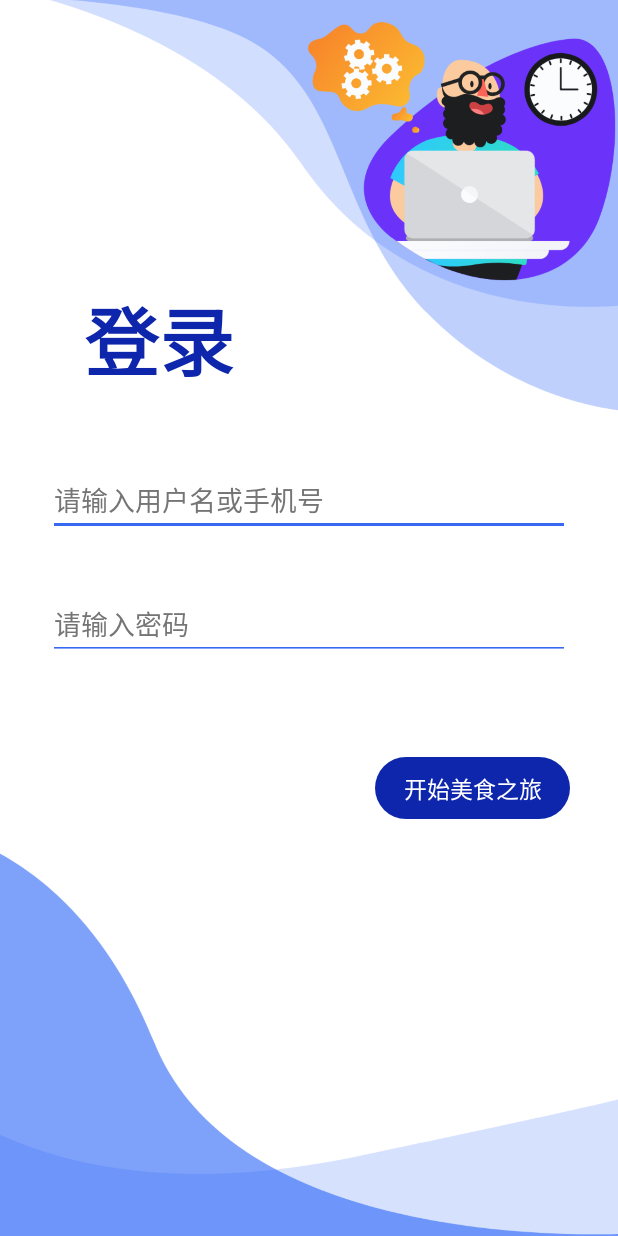
After one commit to tankofpacer/Order, an Android app: the layout login_activity.xml on its own in the app's theme, with its tools: preview values and no code run, on a phone screen of 412 x 824 dp. The commit adds this screen. Run offline under Robolectric (Android 15) with nearby library versions, the phone set to English and light mode, and no system bars.

Commit message:
添加PasswordEditText
此部分参照自开源项目https://github.com/getActivity/AndroidProject

```diff
--- /dev/null
+++ b/app/src/main/java/com/example/Android_bigWork/Utils/PasswordEditText.java
@@ -0,0 +1,182 @@
+package com.example.Android_bigWork.Utils;
+
+import android.content.Context;
+import android.graphics.drawable.Drawable;
+import android.text.Editable;
+import android.text.InputType;
+import android.text.TextWatcher;
+import android.text.method.HideReturnsTransformationMethod;
+import android.text.method.PasswordTransformationMethod;
+import android.util.AttributeSet;
+import android.view.MotionEvent;
+import android.view.View;
+
+import androidx.annotation.Nullable;
+import androidx.core.content.ContextCompat;
+import androidx.core.graphics.drawable.DrawableCompat;
+
+import com.example.Android_bigWork.R;
+
+/**
+ *    author : Android 轮子哥
+ *    github : https://github.com/getActivity/AndroidProject
+ *    time   : 2019/08/25
+ *    desc   : 密码隐藏显示 EditText
+ */
+public final class PasswordEditText extends RegexEditText
+        implements View.OnTouchListener,
+        View.OnFocusChangeListener, TextWatcher {
+
+    private Drawable mCurrentDrawable;
+    private final Drawable mVisibleDrawable;
+    private final Drawable mInvisibleDrawable;
+
+    @Nullable
+    private OnTouchListener mTouchListener;
+    @Nullable
+    private OnFocusChangeListener mFocusChangeListener;
+
+    public PasswordEditText(Context context) {
+        this(context, null);
+    }
+
+    public PasswordEditText(Context context, AttributeSet attrs) {
+        this(context, attrs, android.R.attr.editTextStyle);
+    }
+
+    @SuppressWarnings("all")
+    public PasswordEditText(Context context, AttributeSet attrs, int defStyleAttr) {
+        super(context, attrs, defStyleAttr);
+
+        mVisibleDrawable = DrawableCompat.wrap(ContextCompat.getDrawable(context, R.drawable.password_off_ic));
+        mVisibleDrawable.setBounds(0, 0, mVisibleDrawable.getIntrinsicWidth(), mVisibleDrawable.getIntrinsicHeight());
+
+        mInvisibleDrawable = DrawableCompat.wrap(ContextCompat.getDrawable(context, R.drawable.password_on_ic));
+        mInvisibleDrawable.setBounds(0, 0, mInvisibleDrawable.getIntrinsicWidth(), mInvisibleDrawable.getIntrinsicHeight());
+
+        mCurrentDrawable = mVisibleDrawable;
+
+        // 密码不可见
+        addInputType(InputType.TYPE_TEXT_VARIATION_PASSWORD);
+        if (getInputRegex() == null) {
+            // 密码输入规则
+            setInputRegex(REGEX_NONNULL);
+        }
+
+        setDrawableVisible(false);
+        super.setOnTouchListener(this);
+        super.setOnFocusChangeListener(this);
+        super.addTextChangedListener(this);
+    }
+
+    private void setDrawableVisible(boolean visible) {
+        if (mCurrentDrawable.isVisible() == visible) {
+            return;
+        }
+
+        mCurrentDrawable.setVisible(visible, false);
+        Drawable[] drawables = getCompoundDrawablesRelative();
+        setCompoundDrawablesRelative(
+                drawables[0],
+                drawables[1],
+                visible ? mCurrentDrawable : null,
+                drawables[3]);
+    }
+
+    private void refreshDrawableStatus() {
+        Drawable[] drawables = getCompoundDrawablesRelative();
+        setCompoundDrawablesRelative(
+                drawables[0],
+                drawables[1],
+                mCurrentDrawable,
+                drawables[3]);
+    }
+
+    @Override
+    public void setOnFocusChangeListener(@Nullable OnFocusChangeListener onFocusChangeListener) {
+        mFocusChangeListener = onFocusChangeListener;
+    }
+
+    @Override
+    public void setOnTouchListener(@Nullable OnTouchListener onTouchListener) {
+        mTouchListener = onTouchListener;
+    }
+
+    /**
+     * {@link OnFocusChangeListener}
+     */
+
+    @Override
+    public void onFocusChange(View view, boolean hasFocus) {
+        if (hasFocus && getText() != null) {
+            setDrawableVisible(getText().length() > 0);
+        } else {
+            setDrawableVisible(false);
+        }
+        if (mFocusChangeListener != null) {
+            mFocusChangeListener.onFocusChange(view, hasFocus);
+        }
+    }
+
+    /**
+     * {@link OnTouchListener}
+     */
+
+    @Override
+    public boolean onTouch(View view, MotionEvent event) {
+        int x = (int) event.getX();
+
+        // 是否触摸了 Drawable
+        boolean touchDrawable = false;
+        // 获取布局方向
+        int layoutDirection = getLayoutDirection();
+        if (layoutDirection == LAYOUT_DIRECTION_LTR) {
+            // 从左往右
+            touchDrawable = x > getWidth() - mCurrentDrawable.getIntrinsicWidth() - getPaddingEnd() &&
+                    x < getWidth() - getPaddingEnd();
+        } else if (layoutDirection == LAYOUT_DIRECTION_RTL) {
+            // 从右往左
+            touchDrawable = x > getPaddingStart() &&
+                    x < getPaddingStart() + mCurrentDrawable.getIntrinsicWidth();
+        }
+
+        if (mCurrentDrawable.isVisible() && touchDrawable) {
+            if (event.getAction() == MotionEvent.ACTION_UP) {
+                if (mCurrentDrawable == mVisibleDrawable) {
+                    mCurrentDrawable = mInvisibleDrawable;
+                    // 密码可见
+                    setTransformationMethod(HideReturnsTransformationMethod.getInstance());
+                    refreshDrawableStatus();
+                } else if (mCurrentDrawable == mInvisibleDrawable) {
+                    mCurrentDrawable = mVisibleDrawable;
+                    // 密码不可见
+                    setTransformationMethod(PasswordTransformationMethod.getInstance());
+                    refreshDrawableStatus();
+                }
+                Editable editable = getText();
+                if (editable != null) {
+                    setSelection(editable.toString().length());
+                }
+            }
+            return true;
+        }
+        return mTouchListener != null && mTouchListener.onTouch(view, event);
+    }
+
+    /**
+     * {@link TextWatcher}
+     */
+
+    @Override
+    public void onTextChanged(CharSequence s, int start, int before, int count) {
+        if (isFocused()) {
+            setDrawableVisible(s.length() > 0);
+        }
+    }
+
+    @Override
+    public void beforeTextChanged(CharSequence s, int start, int count, int after) {}
+
+    @Override
+    public void afterTextChanged(Editable s) {}
+}
--- /dev/null
+++ b/app/src/main/java/com/example/Android_bigWork/Utils/RegexEditText.java
@@ -0,0 +1,203 @@
+package com.example.Android_bigWork.Utils;
+
+import android.content.Context;
+import android.content.res.TypedArray;
+import android.text.InputFilter;
+import android.text.Spanned;
+import android.text.TextUtils;
+import android.util.AttributeSet;
+
+import androidx.appcompat.widget.AppCompatEditText;
+
+import com.example.Android_bigWork.R;
+
+import java.util.regex.Pattern;
+
+/**
+ *    author : Android 轮子哥
+ *    github : https://github.com/getActivity/AndroidProject
+ *    time   : 2019/06/29
+ *    desc   : 正则输入限制编辑框
+ */
+public class RegexEditText extends AppCompatEditText implements InputFilter {
+
+    /** 手机号（只能以 1 开头） */
+    public static final String REGEX_MOBILE = "[1]\\d{0,10}";
+    /** 中文（普通的中文字符） */
+    public static final String REGEX_CHINESE = "[\\u4e00-\\u9fa5]*";
+    /** 英文（大写和小写的英文） */
+    public static final String REGEX_ENGLISH = "[a-zA-Z]*";
+    /** 数字（只允许输入纯数字）*/
+    public static final String REGEX_NUMBER = "\\d*";
+    /** 计数（非 0 开头的数字） */
+    public static final String REGEX_COUNT = "[1-9]\\d*";
+    /** 用户名（中文、英文、数字） */
+    public static final String REGEX_NAME = "[[\\u4e00-\\u9fa5]|[a-zA-Z]|\\d]*";
+    /** 非空格的字符（不能输入空格） */
+    public static final String REGEX_NONNULL = "\\S+";
+
+    /** 正则表达式规则 */
+    private Pattern mPattern;
+
+    public RegexEditText(Context context) {
+        this(context, null);
+    }
+
+    public RegexEditText(Context context, AttributeSet attrs) {
+        this(context, attrs, android.R.attr.editTextStyle);
+    }
+
+    public RegexEditText(Context context, AttributeSet attrs, int defStyleAttr) {
+        super(context, attrs, defStyleAttr);
+
+        final TypedArray array = context.obtainStyledAttributes(attrs, R.styleable.RegexEditText);
+
+        if (array.hasValue(R.styleable.RegexEditText_inputRegex)) {
+            setInputRegex(array.getString(R.styleable.RegexEditText_inputRegex));
+        } else if (array.hasValue(R.styleable.RegexEditText_regexType)) {
+            int regexType = array.getInt(R.styleable.RegexEditText_regexType, 0);
+            switch (regexType) {
+                case 0x01:
+                    setInputRegex(REGEX_MOBILE);
+                    break;
+                case 0x02:
+                    setInputRegex(REGEX_CHINESE);
+                    break;
+                case 0x03:
+                    setInputRegex(REGEX_ENGLISH);
+                    break;
+                case 0x04:
+                    setInputRegex(REGEX_NUMBER);
+                    break;
+                case 0x05:
+                    setInputRegex(REGEX_COUNT);
+                    break;
+                case 0x06:
+                    setInputRegex(REGEX_NAME);
+                    break;
+                case 0x07:
+                    setInputRegex(REGEX_NONNULL);
+                    break;
+                default:
+                    break;
+            }
+        }
+
+        array.recycle();
+    }
+
+    /**
+     * 是否有这个输入标记
+     */
+    public boolean hasInputType(int type) {
+        return (getInputType() & type) != 0;
+    }
+
+    /**
+     * 添加一个输入标记
+     */
+    public void addInputType(int type) {
+        setInputType(getInputType() | type);
+    }
+
+    /**
+     * 移除一个输入标记
+     */
+    public void removeInputType(int type) {
+        setInputType(getInputType() & ~type);
+    }
+
+    /**
+     * 设置输入正则
+     */
+    public void setInputRegex(String regex) {
+        if (TextUtils.isEmpty(regex)) {
+            return;
+        }
+
+        mPattern = Pattern.compile(regex);
+        addFilters(this);
+    }
+
+    /**
+     * 获取输入正则
+     */
+    public String getInputRegex() {
+        if (mPattern == null) {
+            return null;
+        }
+        return mPattern.pattern();
+    }
+
+    /**
+     * 添加筛选规则
+     */
+    public void addFilters(InputFilter filter) {
+        if (filter == null) {
+            return;
+        }
+
+        final InputFilter[] newFilters;
+        final InputFilter[] oldFilters = getFilters();
+        if (oldFilters != null && oldFilters.length > 0) {
+            newFilters = new InputFilter[oldFilters.length + 1];
+            // 复制旧数组的元素到新数组中
+            System.arraycopy(oldFilters, 0, newFilters, 0, oldFilters.length);
+            newFilters[oldFilters.length] = filter;
+        } else {
+            newFilters = new InputFilter[1];
+            newFilters[0] = filter;
+        }
+        super.setFilters(newFilters);
+    }
+
+    /**
+     * 清空筛选规则
+     */
+    public void clearFilters() {
+        super.setFilters(new InputFilter[0]);
+    }
+
+    /**
+     * {@link InputFilter}
+     *
+     * @param source        新输入的字符串
+     * @param start         新输入的字符串起始下标
+     * @param end           新输入的字符串终点下标
+     * @param dest          输入之前文本框内容
+     * @param destStart     在原内容上的起始坐标
+     * @param destEnd       在原内容上的终点坐标
+     * @return              返回字符串将会加入到内容中
+     */
+    @Override
+    public CharSequence filter(CharSequence source, int start, int end, Spanned dest, int destStart, int destEnd) {
+        if (mPattern == null) {
+            return source;
+        }
+
+        // 拼接出最终的字符串
+        String begin = dest.toString().substring(0, destStart);
+        String over = dest.toString().substring(destStart + (destEnd - destStart), destStart + (dest.toString().length() - begin.length()));
+        String result = begin + source + over;
+
+        // 判断是插入还是删除
+        if (destStart > destEnd - 1) {
+            // 如果是插入字符
+            if (!mPattern.matcher(result).matches()) {
+                // 如果不匹配就不让这个字符输入
+                return "";
+            }
+        } else {
+            // 如果是删除字符
+            if (!mPattern.matcher(result).matches()) {
+                // 如果不匹配则不让删除（删空操作除外）
+                if (!"".equals(result)) {
+                    return dest.toString().substring(destStart, destEnd);
+                }
+            }
+        }
+
+        // 不做任何修改
+        return source;
+    }
+}
--- /dev/null
+++ b/app/src/main/res/drawable-v24/password_off_ic.xml
@@ -0,0 +1,32 @@
+<?xml version="1.0" encoding="utf-8"?>
+<vector xmlns:android="http://schemas.android.com/apk/res/android"
+    android:width="20dp"
+    android:height="20dp"
+    android:viewportWidth="1024"
+    android:viewportHeight="1024">
+
+    <path
+        android:fillColor="#cbcbcb"
+        android:pathData="M512 861.090909C242.036364 861.090909 23.272727 702.836364 23.272727
+512S242.036364 162.909091 512 162.909091 1000.727273 321.163636 1000.727273
+512s-218.763636 349.090909-488.727273 349.090909z m0-651.636364c-242.036364
+0-442.181818 134.981818-442.181818 302.545455s200.145455 302.545455 442.181818
+302.545455 442.181818-134.981818
+442.181818-302.545455-200.145455-302.545455-442.181818-302.545455z" />
+    <path
+        android:fillColor="#cbcbcb"
+        android:pathData="M512 721.454545c-116.363636
+0-209.454545-93.090909-209.454545-209.454545s93.090909-209.454545
+209.454545-209.454545 209.454545 93.090909 209.454545 209.454545-93.090909
+209.454545-209.454545 209.454545z m0-372.363636c-88.436364 0-162.909091
+74.472727-162.909091 162.909091s74.472727 162.909091 162.909091 162.909091
+162.909091-74.472727
+162.909091-162.909091-74.472727-162.909091-162.909091-162.909091z" />
+    <path
+        android:fillColor="#cbcbcb"
+        android:pathData="M139.636364 907.636364c-4.654545 0-13.963636
+0-18.618182-4.654546-9.309091-9.309091-9.309091-23.272727 0-32.581818L842.472727
+144.290909c9.309091-9.309091 23.272727-9.309091 32.581818 0s9.309091 23.272727 0
+32.581818L153.6 902.981818c-4.654545 4.654545-9.309091 4.654545-13.963636
+4.654546z" />
+</vector>
--- /dev/null
+++ b/app/src/main/res/drawable-v24/password_on_ic.xml
@@ -0,0 +1,25 @@
+<?xml version="1.0" encoding="utf-8"?>
+<vector xmlns:android="http://schemas.android.com/apk/res/android"
+    android:width="20dp"
+    android:height="20dp"
+    android:viewportWidth="1024"
+    android:viewportHeight="1024">
+
+    <path
+        android:fillColor="#cbcbcb"
+        android:pathData="M512 861.090909C242.036364 861.090909 23.272727 702.836364 23.272727
+512S242.036364 162.909091 512 162.909091 1000.727273 321.163636 1000.727273
+512s-218.763636 349.090909-488.727273 349.090909z m0-651.636364c-242.036364
+0-442.181818 134.981818-442.181818 302.545455s200.145455 302.545455 442.181818
+302.545455 442.181818-134.981818
+442.181818-302.545455-200.145455-302.545455-442.181818-302.545455z" />
+    <path
+        android:fillColor="#cbcbcb"
+        android:pathData="M512 721.454545c-116.363636
+0-209.454545-93.090909-209.454545-209.454545s93.090909-209.454545
+209.454545-209.454545 209.454545 93.090909 209.454545 209.454545-93.090909
+209.454545-209.454545 209.454545z m0-372.363636c-88.436364 0-162.909091
+74.472727-162.909091 162.909091s74.472727 162.909091 162.909091 162.909091
+162.909091-74.472727
+162.909091-162.909091-74.472727-162.909091-162.909091-162.909091z" />
+</vector>
--- /dev/null
+++ b/app/src/main/res/layout/login_activity.xml
@@ -0,0 +1,116 @@
+<?xml version="1.0" encoding="utf-8"?>
+<androidx.constraintlayout.widget.ConstraintLayout xmlns:android="http://schemas.android.com/apk/res/android"
+    xmlns:app="http://schemas.android.com/apk/res-auto"
+    xmlns:tools="http://schemas.android.com/tools"
+    android:layout_width="match_parent"
+    android:layout_height="match_parent"
+    android:fitsSystemWindows="true"
+    tools:context=".LoginActivity">
+
+    <ImageView
+        android:id="@+id/imageView_bg"
+        android:layout_width="504dp"
+        android:layout_height="861dp"
+        android:contentDescription="TODO"
+        app:layout_constraintBottom_toBottomOf="parent"
+        app:layout_constraintEnd_toEndOf="parent"
+        app:layout_constraintHorizontal_bias="0.795"
+        app:layout_constraintStart_toStartOf="parent"
+        app:layout_constraintTop_toTopOf="parent"
+        app:srcCompat="@drawable/login_background"
+        tools:ignore="ImageContrastCheck" />
+
+    <TextView
+        android:id="@+id/textView_login"
+        android:layout_width="146dp"
+        android:layout_height="76dp"
+        android:layout_alignParentEnd="true"
+        android:text="@string/login_text"
+        android:textAlignment="center"
+        android:textColor="#0E26AC"
+        android:textSize="50sp"
+        android:textStyle="bold"
+        app:autoSizeTextType="none"
+        app:layout_constraintBottom_toBottomOf="parent"
+        app:layout_constraintEnd_toEndOf="@+id/imageView_bg"
+        app:layout_constraintHorizontal_bias="0.296"
+        app:layout_constraintStart_toStartOf="@+id/imageView_bg"
+        app:layout_constraintTop_toTopOf="@+id/imageView_bg"
+        app:layout_constraintVertical_bias="0.271" />
+
+    <EditText
+        android:id="@+id/textView_username"
+        android:layout_width="0dp"
+        android:layout_height="48dp"
+        android:layout_marginStart="32dp"
+        android:layout_marginEnd="32dp"
+        android:backgroundTint="#3769F3"
+        android:ems="10"
+
+
+        android:hint="@string/login_username_hint"
+
+        android:inputType="textPersonName"
+        android:minHeight="48dp"
+        android:textColorHint="#757575"
+        app:layout_constraintBottom_toBottomOf="parent"
+        app:layout_constraintEnd_toEndOf="parent"
+        app:layout_constraintHorizontal_bias="0.0"
+        app:layout_constraintStart_toStartOf="parent"
+        app:layout_constraintTop_toTopOf="parent"
+        app:layout_constraintVertical_bias="0.399"
+        tools:ignore="SpeakableTextPresentCheck" />
+
+    <com.example.Android_bigWork.Utils.PasswordEditText
+        android:id="@+id/textView_password"
+        android:layout_width="0dp"
+        android:layout_height="wrap_content"
+        android:layout_marginStart="32dp"
+        android:layout_marginEnd="32dp"
+        android:backgroundTint="#3769F3"
+        android:ems="10"
+        android:hint="@string/login_password_hint"
+        android:inputType="textPassword"
+        android:minHeight="48dp"
+
+        android:textColorHint="#757575"
+        app:layout_constraintBottom_toBottomOf="parent"
+        app:layout_constraintEnd_toEndOf="parent"
+        app:layout_constraintStart_toStartOf="parent"
+        app:layout_constraintTop_toBottomOf="@+id/textView_username"
+        app:layout_constraintVertical_bias="0.083"
+        tools:ignore="SpeakableTextPresentCheck" />
+
+    <androidx.constraintlayout.widget.ConstraintLayout
+        android:id="@+id/btn_login"
+        android:layout_width="130dp"
+        android:layout_height="41dp"
+        android:layout_marginStart="32dp"
+        android:layout_marginTop="40dp"
+        android:layout_marginEnd="32dp"
+
+        android:background="@drawable/btn_color"
+        app:layout_constraintBottom_toBottomOf="parent"
+        app:layout_constraintEnd_toEndOf="parent"
+        app:layout_constraintHorizontal_bias="1.0"
+        app:layout_constraintStart_toStartOf="parent"
+        app:layout_constraintTop_toTopOf="parent"
+        app:layout_constraintVertical_bias="0.626">
+
+        <TextView
+            android:id="@+id/text_login"
+            android:layout_width="wrap_content"
+            android:layout_height="wrap_content"
+
+            android:text="@string/login_btn_text"
+            android:textColor="#ffffff"
+
+            android:textSize="15sp"
+            app:layout_constraintBottom_toBottomOf="parent"
+            app:layout_constraintEnd_toEndOf="parent"
+            app:layout_constraintStart_toStartOf="parent"
+            app:layout_constraintTop_toTopOf="parent" />
+
+    </androidx.constraintlayout.widget.ConstraintLayout>
+
+</androidx.constraintlayout.widget.ConstraintLayout>
```
Also changed, not shown: app/src/main/java/com/example/Android_bigWork/LoginActivity.java (+14 -1 lines), app/src/main/res/values/attrs.xml (added, +155 -0 lines).
